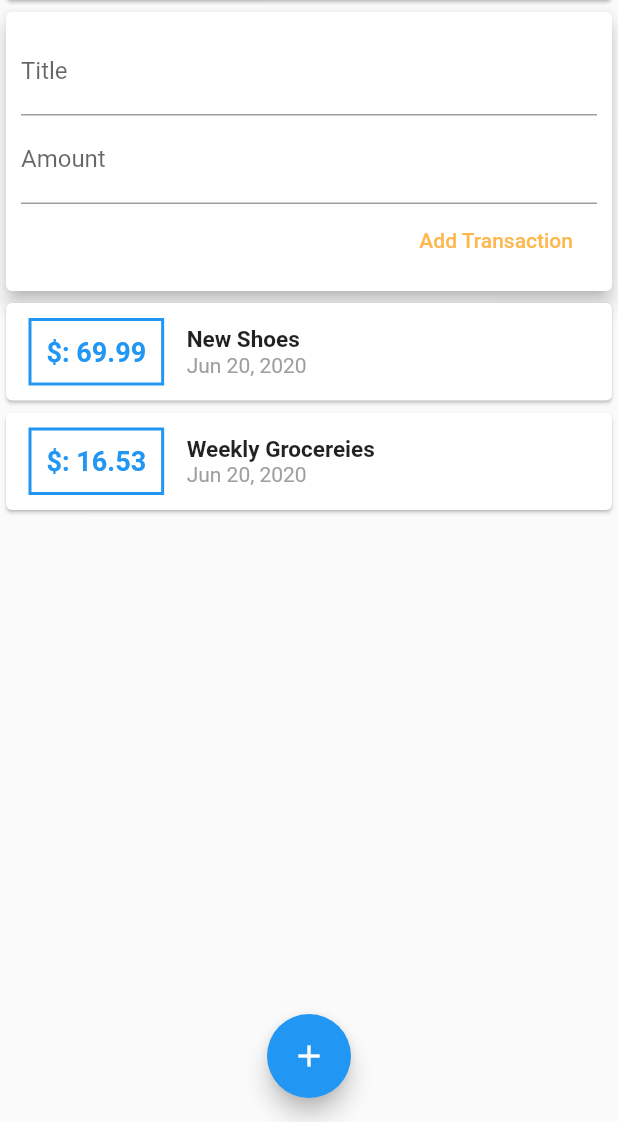
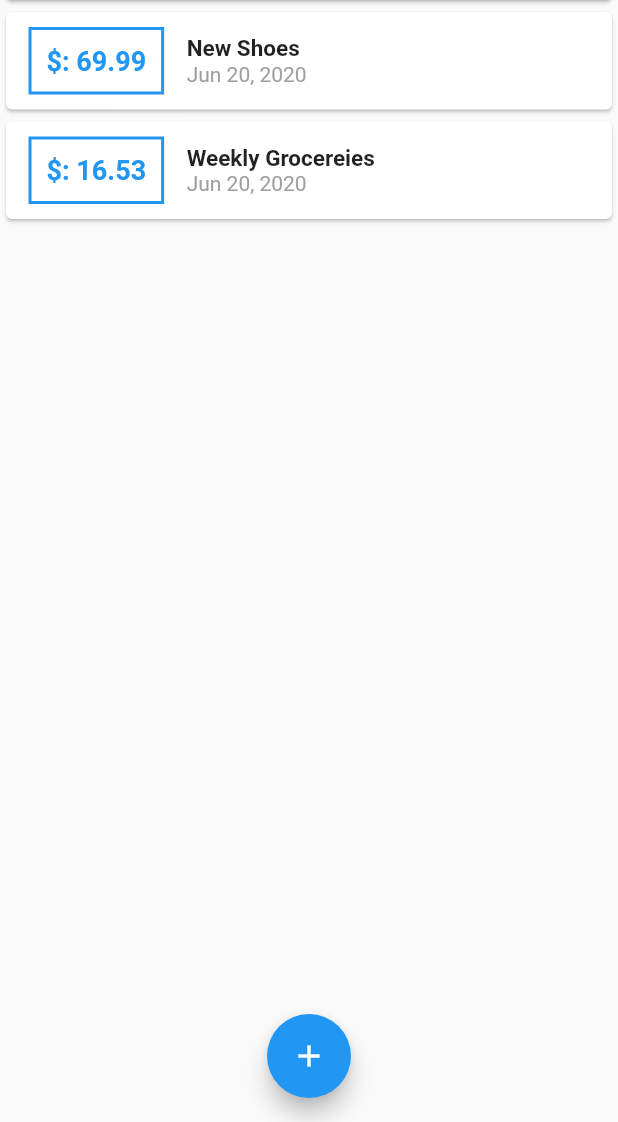
Before and after one commit to dosoung/Flutter, a Flutter app: the screen it shows after launch, on a phone screen of 412 x 824 dp, the part 114-1236 px from its top. Run offline on Flutter 3.47's test engine with Material 2 defaults, Android fonts, the phone set to English and light mode, and no system bars.

Commit message:
put in main.dart everything

```diff
--- a/realapp/lib/main.dart
+++ b/realapp/lib/main.dart
@@ -1,5 +1,8 @@
 import 'package:flutter/material.dart';
-import 'package:realapp/widgets/user_transaction.dart';
+import 'package:realapp/widgets/new_transaction.dart';
+import 'package:realapp/widgets/transaction_list.dart';
+import './widgets/new_transaction.dart';
+import './model/transaction.dart';
 
 void main() => runApp(MyApp());
 
@@ -13,11 +16,45 @@ class MyApp extends StatelessWidget {
   }
 }
 
-class MyHomePage extends StatelessWidget {
-  // String titleInput;
-  // String amountInput;
-  final titleController = TextEditingController();
-  final amountController = TextEditingController();
+class MyHomePage extends StatefulWidget {
+
+  @override
+  _MyHomePageState createState() => _MyHomePageState();
+}
+
+class _MyHomePageState extends State<MyHomePage> {
+   final List<Transaction> _userTransactions = [
+    Transaction(
+      id: 't1',
+      title: 'New Shoes',
+      amount: 69.99,
+      date: DateTime.now(),
+    ),
+    Transaction(
+      id: 't2',
+      title: 'Weekly Grocereies',
+      amount: 16.53,
+      date: DateTime.now(),
+    ),
+  ];
+
+  void _addNewTransaction(String txTitle, double txAmount) {
+    final newAdd= Transaction(
+        title: txTitle,
+        amount: txAmount,
+        date: DateTime.now(),
+        id: DateTime.now().toString());
+    setState(() {
+      _userTransactions.add(newAdd);
+    });
+  }
+
+  void _startAddNewTransaction(BuildContext cont) {
+  showModalBottomSheet(context: cont, builder: (_) {
+
+    return NewTransaction(_addNewTransaction);
+    });
+  }
 
   @override
   Widget build(BuildContext context) {
@@ -26,7 +63,8 @@ class MyHomePage extends StatelessWidget {
           title: Text('Flutter App'),
           actions: <Widget>[
             IconButton(icon: Icon(Icons.add),
-            onPressed: () {},)
+            onPressed: () => _startAddNewTransaction(context)
+            )
           ],
         ),
         body: SingleChildScrollView(
@@ -41,14 +79,14 @@ class MyHomePage extends StatelessWidget {
                   child: Text('CHART!'), //command > wrap
                 ),
               ),
-              UserTransactions(),
+              TransactionList(_userTransactions)
             ],
           ),
         ),
         floatingActionButtonLocation: FloatingActionButtonLocation.centerFloat,
         floatingActionButton: FloatingActionButton(
         child:Icon(Icons.add),
-        onPressed:(){}
+        onPressed: () => _startAddNewTransaction(context)
         ) ,
         );
   }
--- a/realapp/lib/widgets/user_transaction.dart
+++ /dev/null
@@ -1,49 +0,0 @@
-import 'package:flutter/material.dart';
-import '../widgets/transaction_list.dart';
-import '../widgets/new_transaction.dart';
-import '../model/transaction.dart';
-
-class UserTransactions extends StatefulWidget {
-  @override
-  _UserTransactionsState createState() => _UserTransactionsState();
-}
-
-class _UserTransactionsState extends State<UserTransactions> {
-
-  final List<Transaction> _userTransactions = [
-    Transaction(
-      id: 't1',
-      title: 'New Shoes',
-      amount: 69.99,
-      date: DateTime.now(),
-    ),
-    Transaction(
-      id: 't2',
-      title: 'Weekly Grocereies',
-      amount: 16.53,
-      date: DateTime.now(),
-    ),
-  ];
-
-  void _addNewTransaction(String txTitle, double txAmount) {
-    final newAdd= Transaction(
-        title: txTitle,
-        amount: txAmount,
-        date: DateTime.now(),
-        id: DateTime.now().toString());
-    setState(() {
-      _userTransactions.add(newAdd);
-    });
-  }
-
-
-  @override
-  Widget build(BuildContext context) {
-    return Column(
-      children: <Widget>[
-        NewTransaction(_addNewTransaction),
-        TransactionList(_userTransactions),
-      ],
-    );
-  }
-}
```
